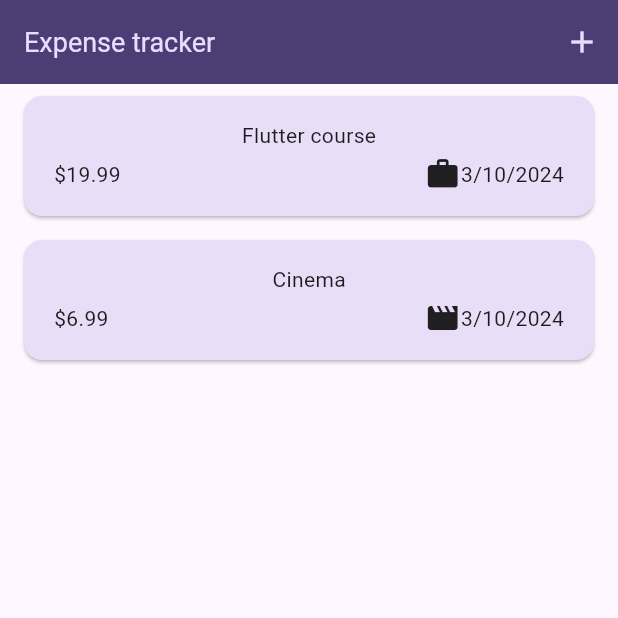
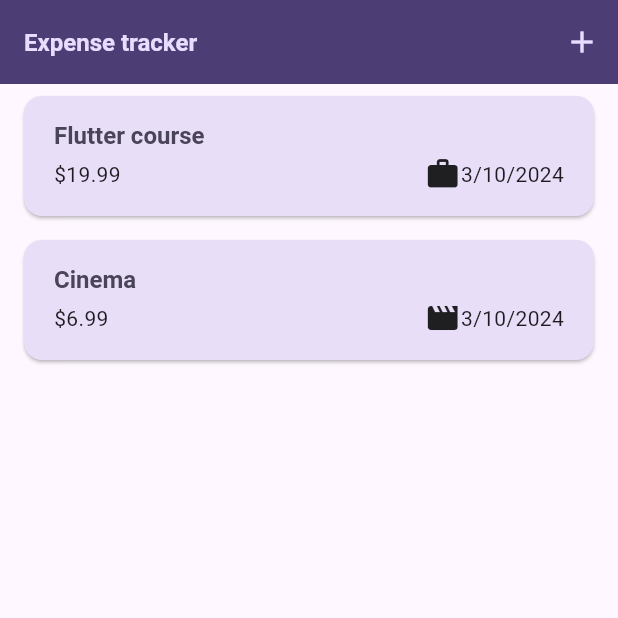
Before and after one commit to aibat-t/expense_tracker, a Flutter app: the screen it shows after launch, on a phone screen of 412 x 824 dp, the top half of it. Run offline on Flutter 3.47's test engine with Material 3 defaults, Android fonts, the phone set to English and light mode, and no system bars.

Commit message:
theme data reference

```diff
--- a/lib/main.dart
+++ b/lib/main.dart
@@ -29,9 +29,9 @@ void main() {
         ),
         textTheme: ThemeData().textTheme.copyWith(
           titleLarge: TextStyle(
-            fontWeight: FontWeight.normal,
-            color: kColorScheme.secondaryContainer,
-            fontSize: 18,
+            fontWeight: FontWeight.bold,
+            color: kColorScheme.onSecondaryContainer,
+            fontSize: 16,
           ),
         )
       ),
--- a/lib/widgets/expenses_list/expenses_item.dart
+++ b/lib/widgets/expenses_list/expenses_item.dart
@@ -16,8 +16,12 @@ class ExpenseItem extends StatelessWidget {
           vertical: 16,
         ),
         child: Column(
+          crossAxisAlignment: CrossAxisAlignment.start,
           children: [
-            Text(expense.title),
+            Text(
+              expense.title,
+              style: Theme.of(context).textTheme.titleLarge,
+            ),
             const SizedBox(height: 4),
             Row(
               children: [
@@ -26,7 +30,9 @@ class ExpenseItem extends StatelessWidget {
                 Row(
                   children: [
                     Icon(categoryIcons[expense.category]),
-                    const SizedBox(height: 8,),
+                    const SizedBox(
+                      height: 8,
+                    ),
                     Text(expense.formattedDate),
                   ],
                 ),
--- a/lib/widgets/expenses_list/expenses_list.dart
+++ b/lib/widgets/expenses_list/expenses_list.dart
@@ -18,6 +18,12 @@ class ExpensesList extends StatelessWidget {
       itemCount: expenses.length,
       itemBuilder: (contex, index) => Dismissible(
         key: ValueKey(expenses[index]),
+        background: Container(
+          color: Theme.of(context).colorScheme.error.withOpacity(0.75),
+          margin: EdgeInsets.symmetric(
+             horizontal: Theme.of(context).cardTheme.margin!.horizontal
+          ),
+        ),
         onDismissed: (direction) {
           onRemoveExpense(expenses[index]);
         },
```
